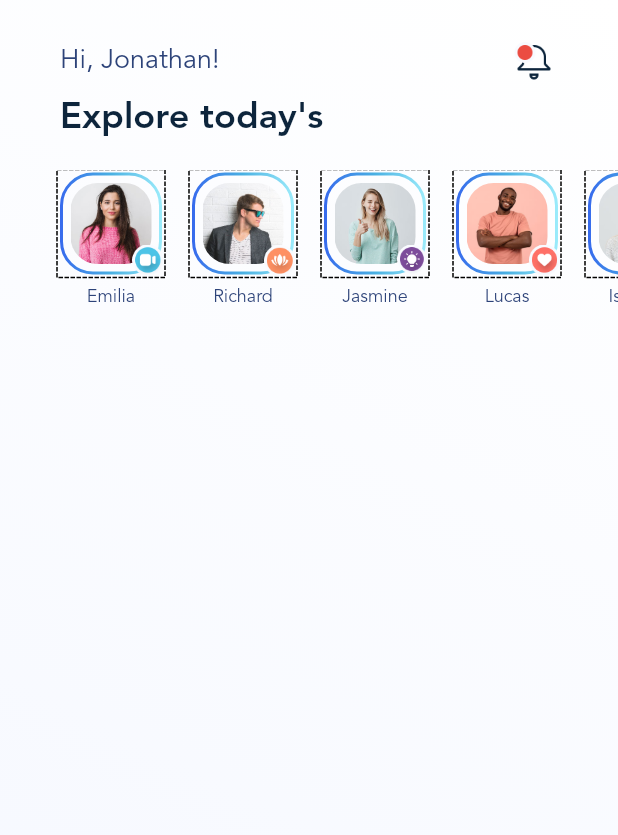
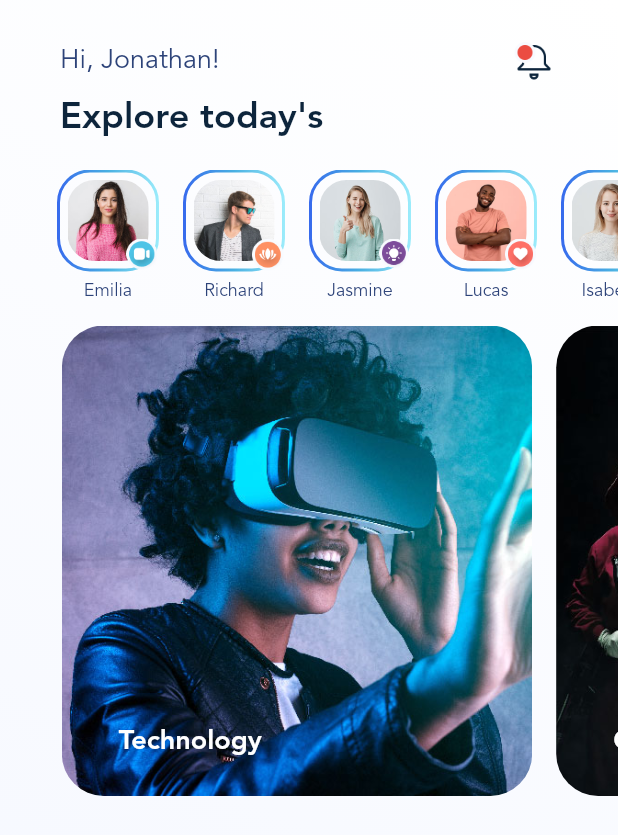
Before and after one commit to peymansf2000/blog_club_UI, a Flutter app: the screen it shows after launch, on a phone screen of 412 x 824 dp. Shown: the top 835 px of the screen. Run offline on Flutter 3.47's test engine with Material 2 defaults, Android fonts, the phone set to English and light mode, and no system bars; drawn by our look-alikes of carousel_slider, dotted_border; our stand-ins replace gradient_borders.

```diff
--- a/lib/main.dart
+++ b/lib/main.dart
@@ -1,7 +1,8 @@
 import 'package:blog_club/data.dart';
-import 'package:dotted_border/dotted_border.dart';
+// import 'package:dotted_border/dotted_border.dart';
 import 'package:flutter/material.dart';
 import 'package:gradient_borders/box_borders/gradient_box_border.dart';
+import 'package:carousel_slider/carousel_slider.dart';
 
 void main() {
   runApp(const MyApp());
@@ -33,6 +34,11 @@ class MyApp extends StatelessWidget {
               fontWeight: FontWeight.w800,
             ),
             headlineMedium: TextStyle(
+              color: Colors.white,
+              fontSize: 18,
+              fontWeight: FontWeight.w800,
+            ),
+            headlineLarge: TextStyle(
                 fontWeight: FontWeight.w700,
                 fontSize: 24,
                 color: primaryTextColor),
@@ -87,11 +93,75 @@ class HomeScreen extends StatelessWidget {
                         style: Theme.of(context).textTheme.titleLarge),
                   ),
                   _StoryList(stories: stories),
+                  const SizedBox(
+                    height: 12,
+                  ),
+                  _CategoryList(),
                 ],
               )),
         ),
       ),
     );
+  }
+}
+
+class _CategoryList extends StatelessWidget {
+  _CategoryList({
+    Key? key,
+  }) : super(key: key);
+
+  final category = AppDatabase.categories;
+
+  @override
+  Widget build(BuildContext context) {
+    return CarouselSlider.builder(
+      itemBuilder: (context, index, realIndex) =>
+          _Category(category: category[index]),
+      options: CarouselOptions(
+          scrollDirection: Axis.horizontal,
+          viewportFraction: 0.8,
+          aspectRatio: 1.2,
+          initialPage: 0,
+          scrollPhysics: const BouncingScrollPhysics(),
+          disableCenter: true,
+          enableInfiniteScroll: false,
+          enlargeCenterPage: true,
+          enlargeStrategy: CenterPageEnlargeStrategy.height),
+      itemCount: category.length,
+    );
+  }
+}
+
+class _Category extends StatelessWidget {
+  const _Category({
+    Key? key,
+    required this.category,
+  }) : super(key: key);
+
+  final Category category;
+
+  @override
+  Widget build(BuildContext context) {
+    return Stack(children: [
+      Container(
+        margin: EdgeInsets.fromLTRB(0, 0, 16, 0),
+        child: ClipRRect(
+          borderRadius: BorderRadius.circular(28),
+          child: Image.asset(
+            'assets/img/posts/large/${category.imageFileName}',
+            fit: BoxFit.cover,
+          ),
+        ),
+      ),
+      Positioned(
+        left: 38,
+        bottom: 54,
+        child: Text(
+          category.title,
+          style: Theme.of(context).textTheme.headlineMedium,
+        ),
+      ),
+    ]);
   }
 }
 
@@ -140,13 +210,12 @@ class _Story extends StatelessWidget {
         child: Column(
           children: [
             Stack(children: [
-              DottedBorder(
-                child: Container(
+              Container(
                 // margin: EdgeInsets.fromLTRB(7, 0, 7, 0),
                 padding: const EdgeInsets.all(5),
                 decoration: BoxDecoration(
                     borderRadius: BorderRadius.circular(22),
-                      border: GradientBoxBorder(
+                    border: const GradientBoxBorder(
                       gradient: LinearGradient(colors: [
                         Color(0xFF376AED),
                         Color(0xFF49B0E2),
@@ -163,7 +232,6 @@ class _Story extends StatelessWidget {
                   ),
                 ),
               ),
-              ),
               Positioned(
                 right: 0,
                 bottom: 0,
@@ -174,10 +242,10 @@ class _Story extends StatelessWidget {
                 ),
               )
             ]),
-            SizedBox(
+            const SizedBox(
               height: 6,
             ),
-            Text('${story.name}')
+            Text(story.name)
           ],
         ),
       ),
--- a/pubspec.yaml
+++ b/pubspec.yaml
@@ -36,6 +36,7 @@ dependencies:
   cupertino_icons: ^1.0.2
   dotted_border: ^2.0.0+3
   gradient_borders: ^1.0.0
+  carousel_slider: ^4.2.1
 
 dev_dependencies:
   flutter_test:
```
Also changed, not shown: pubspec.lock. Lines whose indentation alone changed are shown as unchanged.
